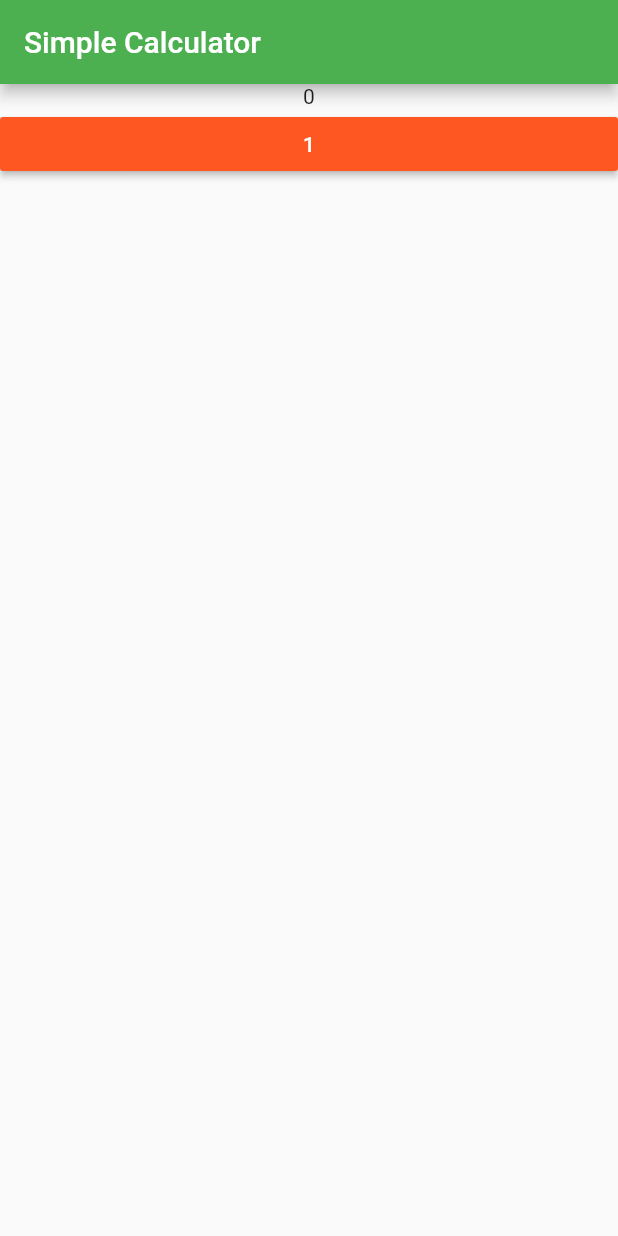
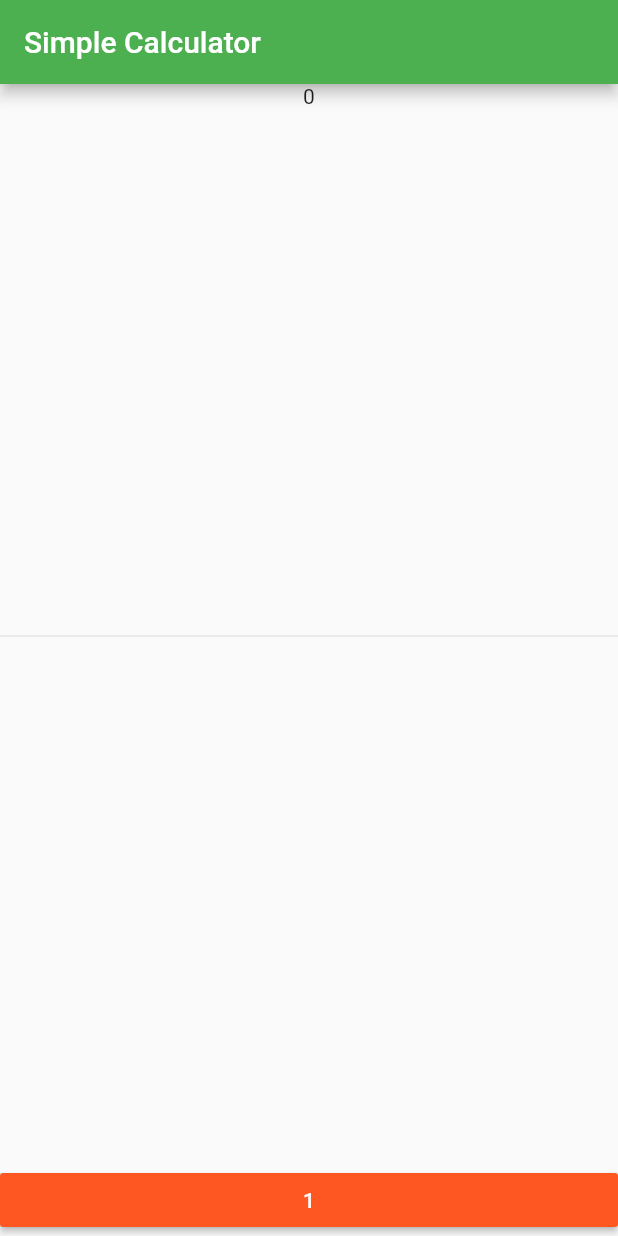
Before and after one commit to VBT-Intership/ErtugrulOzvardar-FlutterCalculator, a Flutter app: the screen it shows after launch, on a phone screen of 412 x 824 dp. Run offline on Flutter 3.47's test engine with Material 2 defaults, Android fonts, the phone set to English and light mode, and no system bars.

Commit message:
Sonuc ekrani ile butonlari ayirabilmek icin divider widgeti eklendi.

```diff
--- a/simple_calculator/lib/main.dart
+++ b/simple_calculator/lib/main.dart
@@ -40,6 +40,8 @@ class _MyHomePageState extends State<MyHomePage> {
         child: Column(children: <Widget> [
             Text("0"),
 
+            Expanded(child: Divider()),
+
             Row(
                   children:  [
                   Expanded(
```
